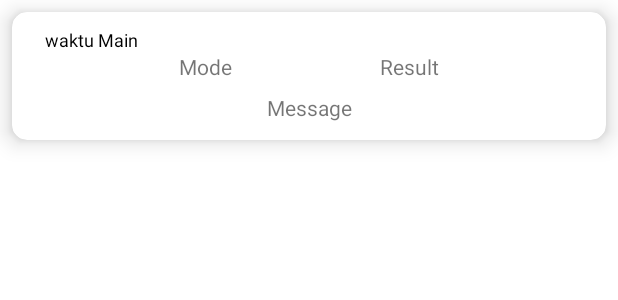
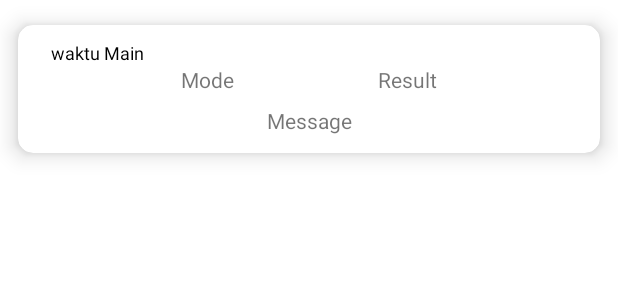
Before and after one commit to diigel/BinarAcademyChallengeChap7, an Android app: the layout item_history.xml on its own in the app's theme, with its tools: preview values and no code run, on a phone screen of 412 x 824 dp. Shown: the top 300 px of the screen. Run offline under Robolectric (Android 15) with nearby library versions, the phone set to English and light mode, and no system bars; network calls fail.

Commit message:
resolve layout problem

```diff
--- a/app/src/main/java/com/ranggacikal/challengechapter5/ui/LeaderBoardFragment.kt
+++ b/app/src/main/java/com/ranggacikal/challengechapter5/ui/LeaderBoardFragment.kt
@@ -6,6 +6,7 @@ import android.view.View
 import android.view.ViewGroup
 import androidx.fragment.app.Fragment
 import androidx.fragment.app.viewModels
+import androidx.recyclerview.widget.GridLayoutManager
 import androidx.recyclerview.widget.LinearLayoutManager
 import androidx.recyclerview.widget.RecyclerView
 import com.ranggacikal.challengechapter5.databinding.FragmentLeaderBoardBinding
@@ -40,7 +41,7 @@ class LeaderBoardFragment : Fragment() {
         sharedPreference = PreferenceHelper
         val prefs = sharedPreference.customPreference(requireContext(), CUSTOM_PREF_NAME)
 
-        binding.rvHistory.layoutManager = LinearLayoutManager(requireContext(), RecyclerView.VERTICAL, false)
+        binding.rvHistory.layoutManager = GridLayoutManager(context,1)
         binding.rvHistory.adapter = historybattleadapter
 
         viewModel.getHistoryBattleList(prefs.token ?: "")
--- a/app/src/main/res/layout/item_history.xml
+++ b/app/src/main/res/layout/item_history.xml
@@ -6,8 +6,7 @@
     android:layout_height="wrap_content"
     app:cardCornerRadius="10dp"
     app:cardElevation="9dp"
-    android:layout_marginHorizontal="8dp"
-    android:layout_marginTop="8dp">
+    app:cardUseCompatPadding="true">
 
     <androidx.constraintlayout.widget.ConstraintLayout
         android:layout_width="match_parent"
```
